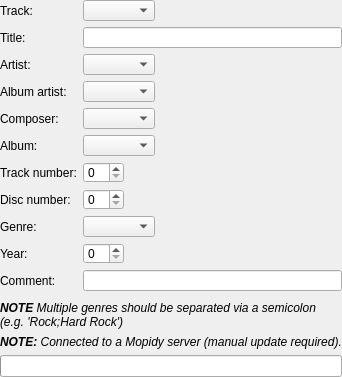
First picture: the form in tags/tageditor.ui, repository CDrummond/cantata, before the edit.
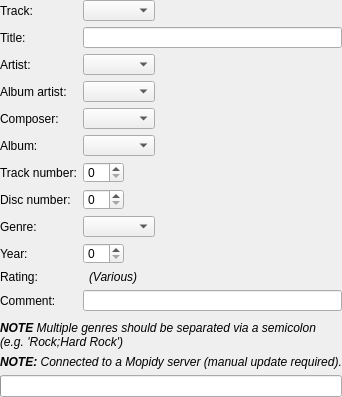
Second picture: the form after the edit. Custom widgets are drawn as their Qt base class.

Commit message: Add ratings to tag editor

The edit to the form file:
```diff
--- a/tags/tageditor.ui
+++ b/tags/tageditor.ui
@@ -150,6 +150,30 @@
     <widget class="TagSpinBox" name="year"/>
    </item>
    <item row="10" column="0">
+    <widget class="StateLabel" name="ratingLabel">
+     <property name="text">
+      <string>Rating:</string>
+     </property>
+     <property name="buddy">
+      <cstring>ratingWidget</cstring>
+     </property>
+    </widget>
+   </item>
+   <item row="10" column="1">
+    <layout class="QHBoxLayout" name="ratingLayout">
+     <item>
+      <widget class="RatingWidget" name="ratingWidget"/>
+     </item>
+     <item>
+      <widget class="QLabel" name="ratingVarious">
+       <property name="text">
+        <string>&lt;i&gt;(Various)&lt;/i&gt;</string>
+       </property>
+      </widget>
+     </item>
+    </layout>
+   </item>
+   <item row="11" column="0">
     <widget class="StateLabel" name="commentLabel">
      <property name="text">
       <string>Comment:</string>
@@ -159,7 +183,7 @@
      </property>
     </widget>
    </item>
-   <item row="10" column="1">
+   <item row="11" column="1">
     <widget class="LineEdit" name="comment"/>
    </item>
   </layout>
@@ -255,6 +279,11 @@
    <extends>QLabel</extends>
    <header>support/urllabel.h</header>
   </customwidget>
+  <customwidget>
+   <class>RatingWidget</class>
+   <extends>QWidget</extends>
+   <header>widgets/ratingwidget.h</header>
+  </customwidget>
  </customwidgets>
  <tabstops>
   <tabstop>trackName</tabstop>
```
The commit also changes 5 other files.
